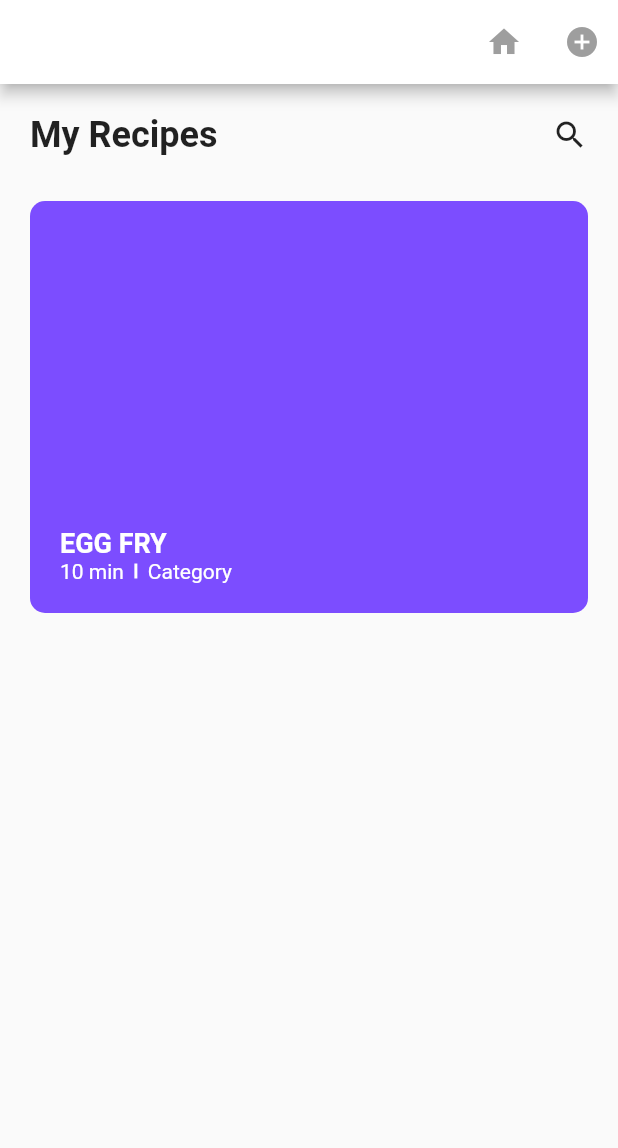
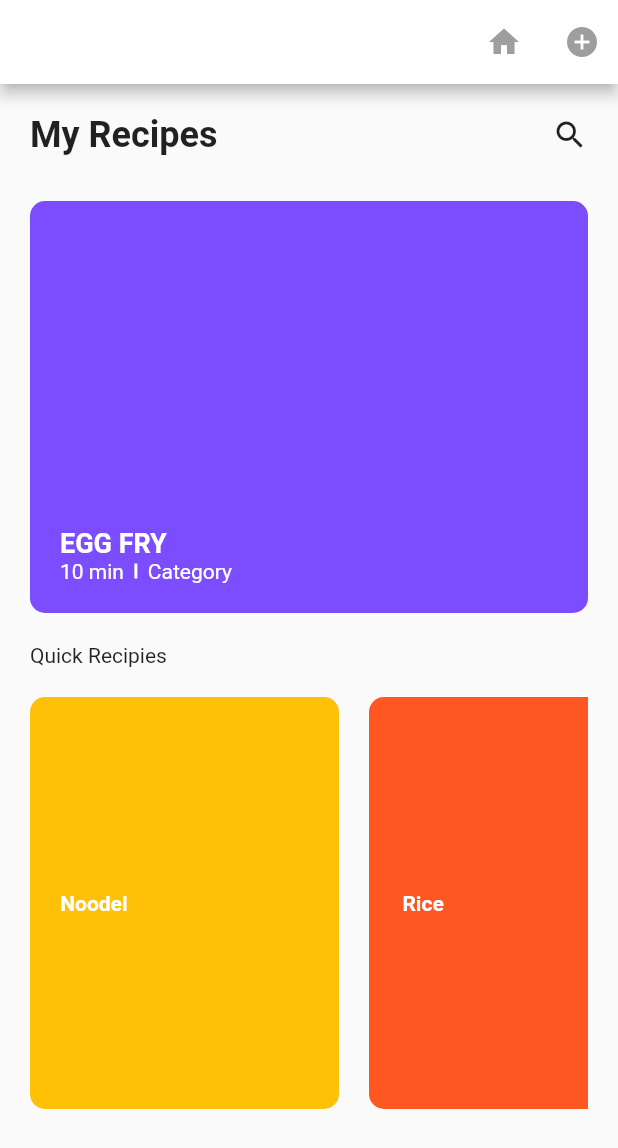
Before and after one commit to mt-tadayon/save_recipes, a Flutter app: the screen it shows after launch, on a phone screen of 412 x 824 dp. Shown: the top 1148 px of the screen. Run offline on Flutter 3.47's test engine with Material 2 defaults, Android fonts, the phone set to English and light mode, and no system bars.

Commit message:
Adjust category card widget with input parameter. Add more cards with different categories to main widget

```diff
--- /dev/null
+++ b/lib/category_card.dart
@@ -0,0 +1,38 @@
+import 'package:flutter/material.dart';
+
+class CategoryCard extends StatelessWidget {
+  final String categoryName;
+  final Color color;
+  const CategoryCard({
+    Key key,
+    this.categoryName,
+    this.color
+  }) : super(key: key);
+
+  @override
+  Widget build(BuildContext context) {
+    return Row(
+      children: <Widget>[
+        Container(
+          alignment: Alignment(-0.75, 0.0),
+          height: MediaQuery.of(context).size.height / 3,
+          width: MediaQuery.of(context).size.width / 2,
+          decoration: (BoxDecoration(
+            color: color ?? Colors.amber,
+            borderRadius: BorderRadius.all(
+              Radius.circular(10.0),
+            ),
+          )),
+          child: Text(
+            categoryName ?? '10',
+            style: TextStyle(
+              color: Colors.white,
+              fontWeight: FontWeight.bold,
+
+            ),
+          ),
+        )
+      ],
+    );
+  }
+}
--- a/lib/main.dart
+++ b/lib/main.dart
@@ -1,4 +1,5 @@
 import 'package:flutter/material.dart';
+import 'package:saverecipes/category_card.dart';
 import 'package:saverecipes/last_recipe_card.dart';
 
 void main() => runApp(MyApp());
@@ -11,7 +12,6 @@ class MyApp extends StatelessWidget {
       title: 'Save Recipies',
       theme: ThemeData(
         primarySwatch: Colors.blue,
-
       ),
       home: Scaffold(
         appBar: AppBar(
@@ -37,6 +37,7 @@ class MyApp extends StatelessWidget {
         body: Padding(
           padding: const EdgeInsets.all(20.0),
           child: Column(
+            crossAxisAlignment: CrossAxisAlignment.start,
             children: <Widget>[
               Row(
                 mainAxisAlignment: MainAxisAlignment.spaceBetween,
@@ -50,12 +51,33 @@ class MyApp extends StatelessWidget {
                   ),
                   GestureDetector(
                     child: Icon(Icons.search),
-                    onTap: () {print('Hello World');},
+                    onTap: () {
+                      print('Hello World');
+                    },
                   )
                 ],
               ),
-              SizedBox(height: 30.0,),
+              SizedBox(
+                height: 30.0,
+              ),
               LastRecipeCard(),
+              SizedBox(
+                height: 20.0,
+              ),
+              Text('Quick Recipies'),
+              SizedBox(
+                height: 20.0,
+              ),
+              SingleChildScrollView(
+                scrollDirection: Axis.horizontal,
+                child: Row(
+                  children: <Widget>[
+                    CategoryCard(color: Colors.amber, categoryName: 'Noodel',),
+                    SizedBox(width: 20.0,),
+                    CategoryCard(color: Colors.deepOrange, categoryName: 'Rice',)
+                  ],
+                ),
+              ),
             ],
           ),
         ),
```
